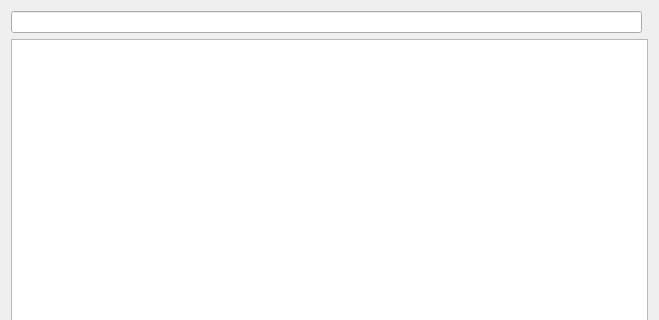
First picture: the form in src/ShortcutConfigurator.ui, repository openscad/openscad, before the edit; both pictures show x 0 to 659 and y 0 to 320 of the 659 by 506 pixel window.
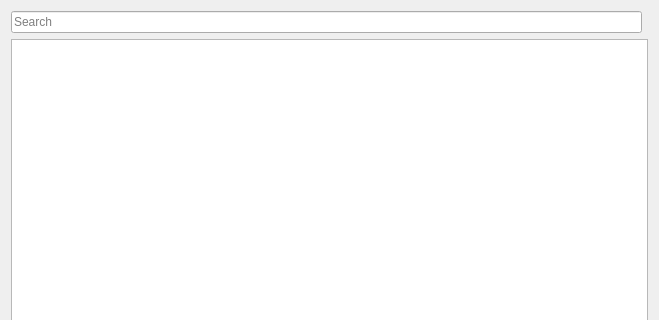
Second picture: the form after the edit.

Commit message: fix indentations | put search placeholder

```diff
--- a/src/ShortcutConfigurator.ui
+++ b/src/ShortcutConfigurator.ui
@@ -42,6 +42,9 @@
      <property name="text">
       <string/>
      </property>
+     <property name="placeholderText">
+      <string>Search</string>
+     </property>
     </widget>
    </item>
   </layout>
```
The commit also changes 1 other file.
